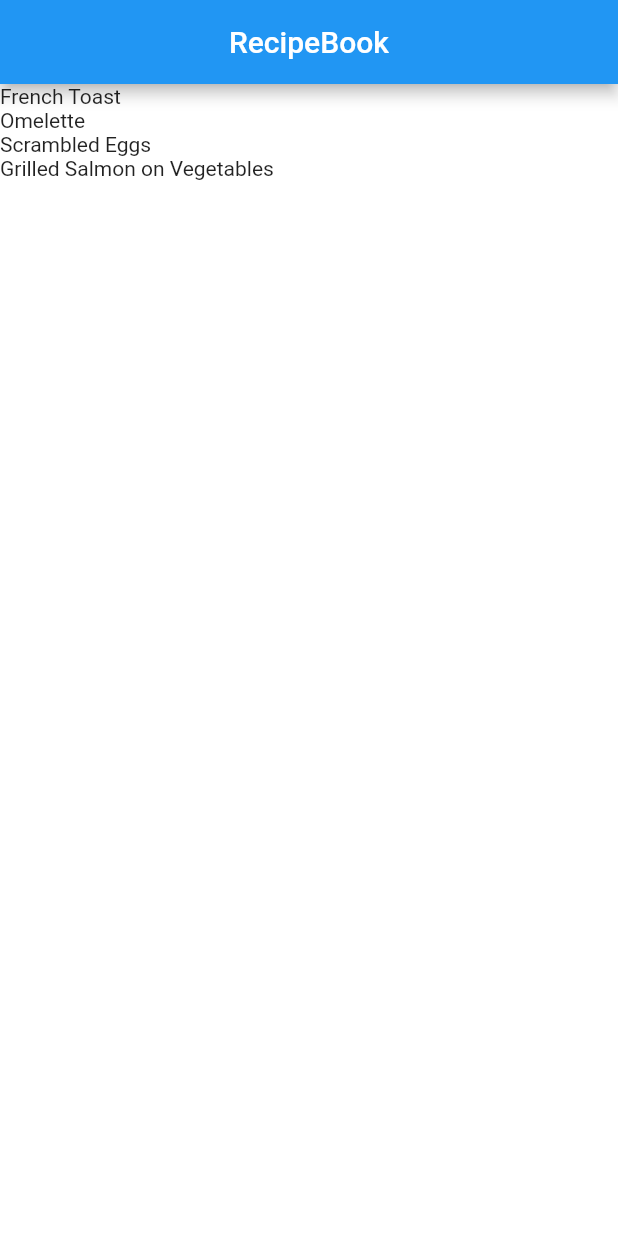
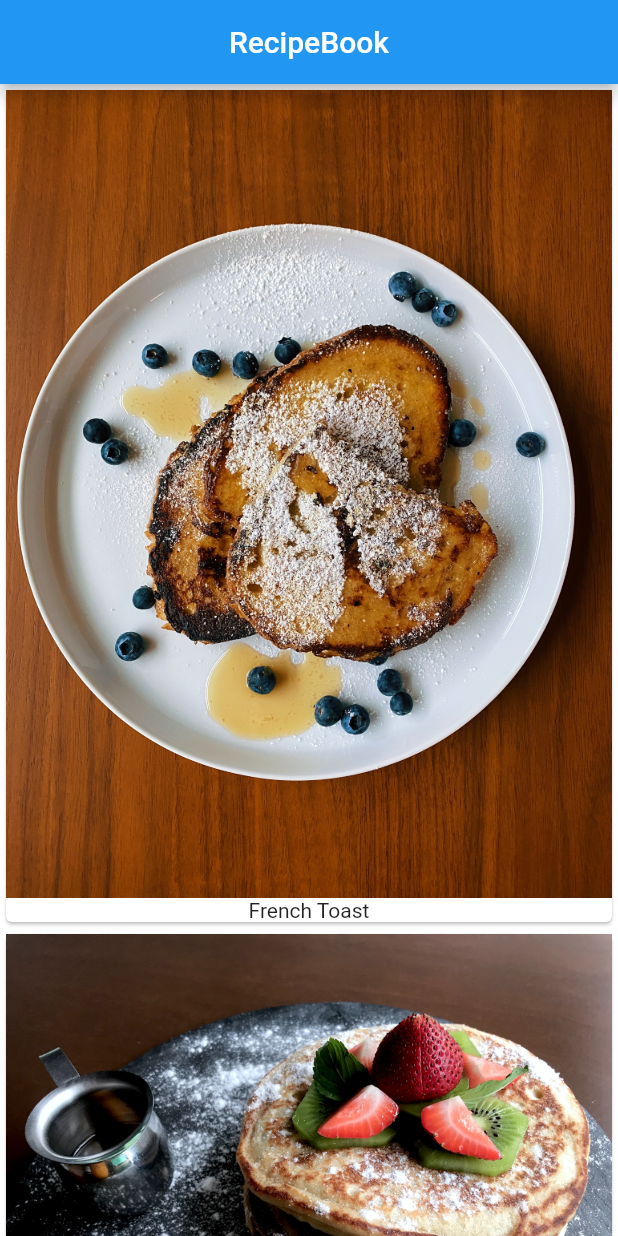
Before and after one commit to jsu-on-the-web/recipebook, a Flutter app: the screen it shows after launch, on a phone screen of 412 x 824 dp. Run offline on Flutter 3.47's test engine with Material 2 defaults, Android fonts, the phone set to English and light mode, and no system bars.

Commit message:
Correcting the asset errors

```diff
--- a/lib/main.dart
+++ b/lib/main.dart
@@ -52,6 +52,17 @@ class _MyHomePageState extends State<MyHomePage> {
     });
   }
 
+  Widget buildRecipeCard(Recipe recipe) {
+    return Card(
+      child: Column(
+        children: <Widget>[
+          Image(image: AssetImage(recipe.imgUrl)),
+          Text(recipe.label),
+        ],
+      ),
+    );
+  }
+
   @override
   Widget build(BuildContext context) {
     // This method is rerun every time setState is called, for instance as done
@@ -71,7 +82,7 @@ class _MyHomePageState extends State<MyHomePage> {
           itemCount: Recipe.samples.length,
           itemBuilder: (BuildContext context, int index) {
             // TODO: Make a nice RecipeCard widget for this
-            return Text(Recipe.samples[index].label);
+            return buildRecipeCard(Recipe.samples[index]);
           },
         )));
   }
--- a/lib/recipe.dart
+++ b/lib/recipe.dart
@@ -14,9 +14,9 @@ class Recipe {
   /*                                   Methods                                  */
   /* -------------------------------------------------------------------------- */
   static List<Recipe> samples = [
-    Recipe('French Toast', '../assets/images/french-toast.jpg'),
-    Recipe('Omelette', '../assets/images/omelette.jpg'),
-    Recipe('Scrambled Eggs', '../assets/images/scrambled-eggs.jpg'),
-    Recipe('Grilled Salmon on Vegetables', '../assets/images/salmon.jpg'),
+    Recipe('French Toast', 'assets/images/french-toast.jpg'),
+    Recipe('Hotcakes', 'assets/images/hotcakes.jpg'),
+    Recipe('Scrambled Eggs', 'assets/images/scrambled-eggs.jpg'),
+    Recipe('Grilled Salmon on Vegetables', 'assets/images/salmon.jpg'),
   ];
 }
--- a/pubspec.yaml
+++ b/pubspec.yaml
@@ -63,6 +63,9 @@ flutter:
   #   - images/a_dot_burr.jpeg
   #   - images/a_dot_ham.jpeg
 
+  assets:
+    - assets/images/
+
   # An image asset can refer to one or more resolution-specific "variants", see
   # https://flutter.dev/assets-and-images/#resolution-aware
 
```
